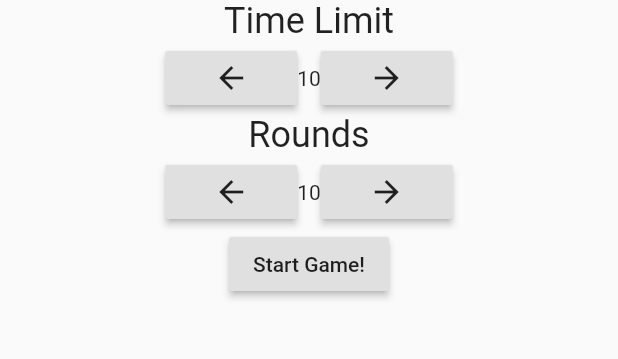
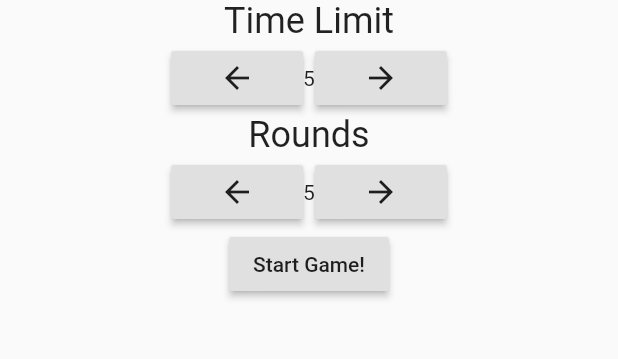
Before and after one commit to wpuerner/songbird, a Flutter app: the screen it shows after launch, after a tap on the "arrow back" icon, after a tap on the "arrow forward" icon, on a phone screen of 412 x 824 dp, the part 489-848 px from its top. Run offline on Flutter 3.47's test engine with Material 2 defaults, Android fonts, the light colour scheme and no system bars; missing offline and left inert: global_configuration.

Commit message:
get value from num pickers

```diff
--- a/lib/controller/word_controller.dart
+++ b/lib/controller/word_controller.dart
@@ -1,5 +1,4 @@
 import 'dart:collection';
-import 'dart:convert';
 
 import 'package:global_configuration/global_configuration.dart';
 
@@ -48,7 +47,6 @@ class WordController {
   }
 
   String getNextWord() {
-    //pop the queue to get the next word
     return wordQueue.removeFirst().word;
   }
 
--- /dev/null
+++ b/lib/model/num_picker_value.dart
@@ -0,0 +1,7 @@
+class NumPickerValue {
+
+  NumPickerValue({this.value});
+
+  int value;
+
+}
--- a/lib/screens/end/end.dart
+++ b/lib/screens/end/end.dart
@@ -23,7 +23,7 @@ class EndScreen extends StatelessWidget {
                 onPressed: () {
                   Navigator.push(
                     context,
-                    MaterialPageRoute(builder: (context) => PlayScreen(initialTime: 5))
+                    MaterialPageRoute(builder: (context) => PlayScreen())
                   );
                 }
               ),
--- a/lib/screens/home/home.dart
+++ b/lib/screens/home/home.dart
@@ -1,8 +1,9 @@
 import 'package:flutter/material.dart';
+import 'package:songassociation/controller/word_controller.dart';
+import 'package:songassociation/model/num_picker_value.dart';
+
+import '../play/play.dart';
 import 'num_picker.dart';
-import '../play/play.dart';
-
-import 'package:songassociation/controller/word_controller.dart';
 
 class SongAssociationHomePage extends StatefulWidget {
   SongAssociationHomePage({Key key}) : super(key: key);
@@ -12,6 +13,10 @@ class SongAssociationHomePage extends StatefulWidget {
 }
 
 class _SongAssociationHomePageState extends State<SongAssociationHomePage> {
+
+  NumPickerValue _timePickerValue = new NumPickerValue(value: 5);
+
+  NumPickerValue _wordCountPickerValue = new NumPickerValue(value: 5);
 
   @override
   Widget build(BuildContext context) {
@@ -29,19 +34,19 @@ class _SongAssociationHomePageState extends State<SongAssociationHomePage> {
                     "Time Limit",
                   style: TextStyle(fontSize: 24),
                 ),
-                NumPicker(initialState: 10),
+                NumPicker(numPickerValue: _wordCountPickerValue),
                 Text(
                     "Rounds",
                   style: TextStyle(fontSize: 24),
                 ),
-                NumPicker(initialState: 10),
+                NumPicker(numPickerValue: _wordCountPickerValue),
                 RaisedButton(
                   onPressed: () {
-                    WordController().wordCountPerRound = 5; //TODO get this value from the numpicker
-                    WordController().wordDurationInSeconds = 5;
+                    WordController().wordDurationInSeconds = _timePickerValue.value;
+                    WordController().wordCountPerRound = _wordCountPickerValue.value;
                     Navigator.push(
                       context,
-                      MaterialPageRoute(builder: (context) => PlayScreen(initialTime: 5)) //TODO get these values from the numpickers
+                      MaterialPageRoute(builder: (context) => PlayScreen())
                     );
                   },
                   child: Text("Start Game!"),
--- a/lib/screens/home/num_picker.dart
+++ b/lib/screens/home/num_picker.dart
@@ -1,28 +1,30 @@
 import 'package:flutter/material.dart';
 import 'package:flutter/rendering.dart';
+import 'package:songassociation/model/num_picker_value.dart';
 
 class NumPicker extends StatefulWidget {
-  NumPicker({Key key, this.initialState}) : super(key: key);
+  NumPicker({Key key, this.numPickerValue}) : super(key: key);
 
-  final int initialState;
+  final NumPickerValue numPickerValue;
 
   @override
-  _NumPickerState createState() => _NumPickerState(this.initialState);
+  _NumPickerState createState() => _NumPickerState(this.numPickerValue);
 }
 
 class _NumPickerState extends State<NumPicker> {
-  _NumPickerState(int value) { this._value = value; }
-  int _value;
+  _NumPickerState(NumPickerValue numPickerValue) { this.numPickerValue = numPickerValue; }
+
+  NumPickerValue numPickerValue;
 
   void _decrementNumValue() {
     setState(() {
-      if (_value > 0) { _value--; }
+      if (numPickerValue.value > 0) { numPickerValue.value--; }
     });
   }
 
   _incrementNumValue() {
     setState(() {
-      _value++;
+      numPickerValue.value++;
     });
   }
 
@@ -35,7 +37,7 @@ class _NumPickerState extends State<NumPicker> {
           onPressed: _decrementNumValue,
           child: Icon(Icons.arrow_back),
         ),
-        Text('$_value'),
+        Text(numPickerValue.value.toString()),
         RaisedButton(
             onPressed: _incrementNumValue,
             child: Icon(Icons.arrow_forward),
```
Also changed, not shown: lib/screens/play/play.dart (+3 -8 lines).
